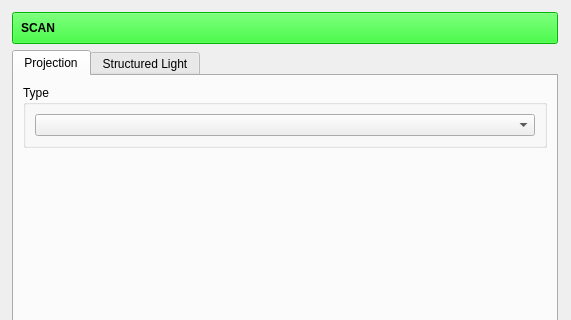
nikolaseu/neuvision, file Z3DScanner/src/ui/mainwindow.ui: the form before one commit; both pictures show x 0 to 571 and y 0 to 320 of the 571 by 520 pixel window.
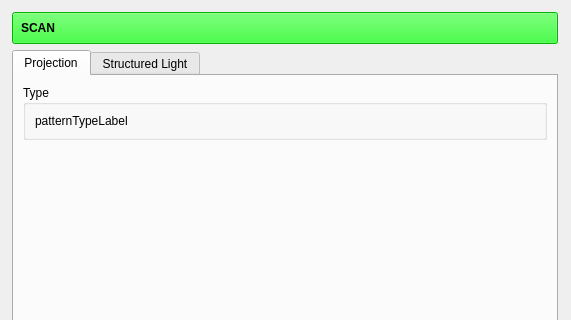
The form after the commit.

```diff
--- a/Z3DScanner/src/ui/mainwindow.ui
+++ b/Z3DScanner/src/ui/mainwindow.ui
@@ -93,7 +93,11 @@
                 </property>
                 <layout class="QGridLayout" name="gridLayout_4">
                  <item row="0" column="0">
-                  <widget class="QComboBox" name="patternTypeComboBox"/>
+                  <widget class="QLabel" name="patternTypeLabel">
+                   <property name="text">
+                    <string>patternTypeLabel</string>
+                   </property>
+                  </widget>
                  </item>
                 </layout>
                </widget>
```
Left out of the diff: 6 changed lines with no effect on the pictures.
